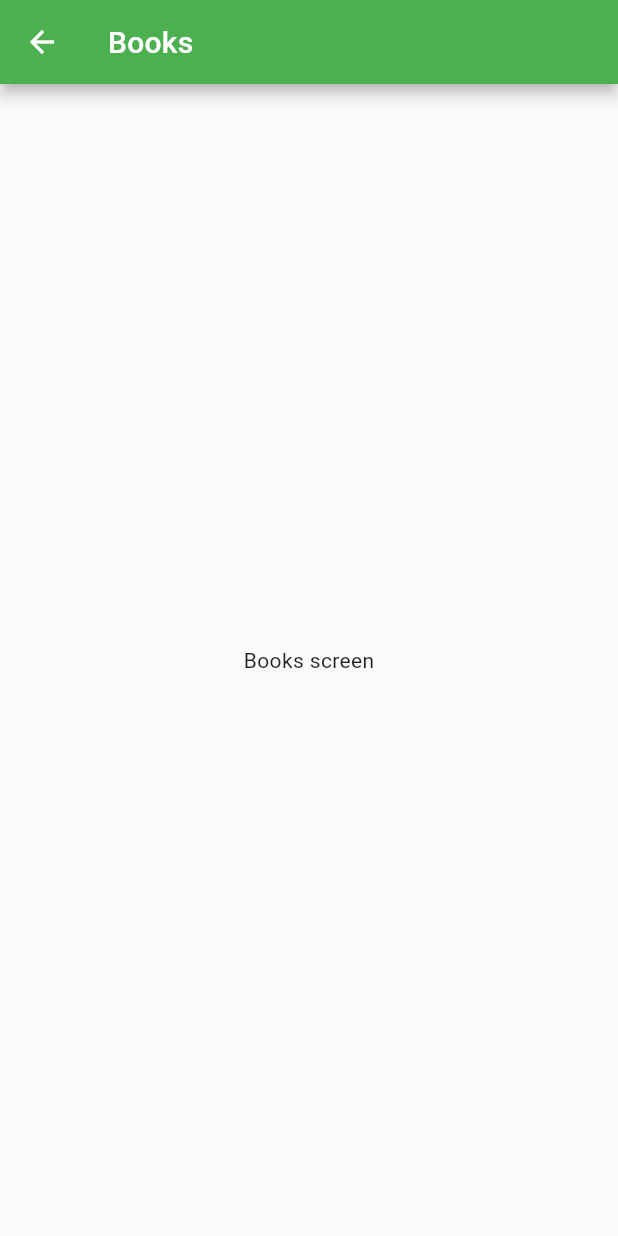
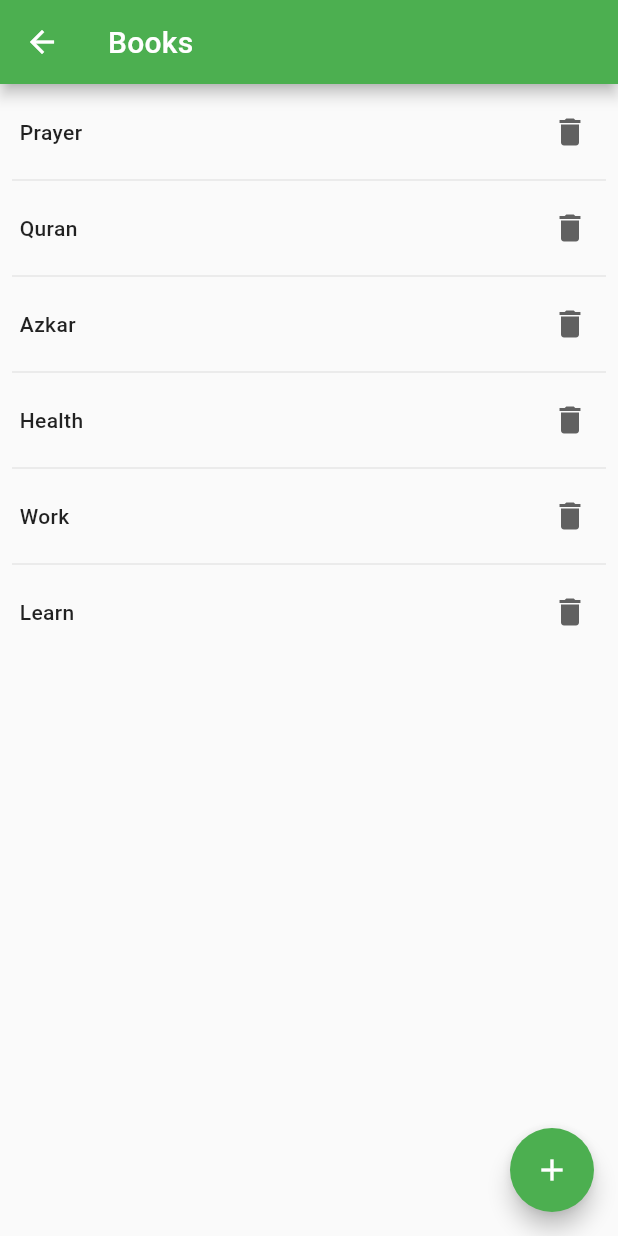
Before and after one commit to MohamedHana/mawquot, a Flutter app: the BooksScreen screen opened by its route, on a phone screen of 412 x 824 dp. Run offline on Flutter 3.47's test engine with Material 2 defaults, Android fonts, the light colour scheme and no system bars; our stand-ins replace splashscreen.

Commit message:
Designed books screen

```diff
--- /dev/null
+++ b/app/mawquot/lib/models/book_type.dart
@@ -0,0 +1,11 @@
+class BookType {
+  // Attributes
+  late int id;
+  late String name;
+
+  // Methods
+  BookType({
+    required this.id,
+    required this.name,
+  });
+}
--- a/app/mawquot/lib/views/screens/books/index.dart
+++ b/app/mawquot/lib/views/screens/books/index.dart
@@ -2,7 +2,12 @@
 import 'package:flutter/material.dart';
 import 'package:flutter/cupertino.dart';
 
-// Constants
+// Models
+import 'package:mawquot/models/book_type.dart';
+
+// Widgets
+import 'package:mawquot/views/screens/books/widgets/list_item.dart';
+import 'package:mawquot/views/screens/books/widgets/add_dialog.dart';
 
 class BooksScreen extends StatefulWidget {
   const BooksScreen({Key? key}) : super(key: key);
@@ -12,6 +17,15 @@ class BooksScreen extends StatefulWidget {
 }
 
 class _BooksScreenState extends State<BooksScreen> {
+  final List<BookType> items = [
+    BookType(id:1, name:'Prayer'),
+    BookType(id:2, name:'Quran'),
+    BookType(id:3, name:'Azkar'),
+    BookType(id:4, name:'Health'),
+    BookType(id:5, name:'Work'),
+    BookType(id:6, name:'Learn'),
+  ];
+
   @override
   void initState() {
     super.initState();
@@ -23,10 +37,24 @@ class _BooksScreenState extends State<BooksScreen> {
       appBar: AppBar(
         title: const Text("Books"),
       ),
-      body: const Center(
-        child: Text(
-          'Books screen',
-        ),
+      body: ListView.separated(
+        padding: const EdgeInsets.fromLTRB(8, 8, 8, 80),
+        itemCount: items.length,
+        itemBuilder: (BuildContext context, int index) {
+          return ListItem(item: items[index]);
+        },
+        separatorBuilder: (BuildContext context, int index) => const Divider(),
+      ),
+      floatingActionButton: FloatingActionButton(
+        onPressed: () {
+          showDialog(
+            context: context,
+            builder: (BuildContext context) {
+              return const AddDialog();
+            }
+          );
+        },
+        child: const Icon(Icons.add),
       ),
     );
   }
--- /dev/null
+++ b/app/mawquot/lib/views/screens/books/widgets/action_buttons.dart
@@ -0,0 +1,46 @@
+// Packages
+import 'package:flutter/material.dart';
+import 'package:flutter/cupertino.dart';
+
+// Widgets
+import 'package:mawquot/views/screens/books/widgets/delete_dialog.dart';
+
+// Models
+import 'package:mawquot/models/book_type.dart';
+
+class ActionButtons extends StatefulWidget {
+  final BookType item;
+
+  const ActionButtons({
+    Key? key,
+    required this.item,
+  }) : super(key: key);
+
+  @override
+  _ActionButtonsState createState() => _ActionButtonsState();
+}
+
+class _ActionButtonsState extends State<ActionButtons> {
+  @override
+  Widget build(BuildContext context) {
+    return Row(
+      children: <Widget>[
+        IconButton(
+          icon: Icon(
+            Icons.delete,
+            color: Colors.grey[700],
+          ),
+          splashRadius: 20,
+          onPressed: () {
+            showDialog(
+              context: context,
+              builder: (BuildContext context) {
+                return const DeleteDialog();
+              }
+            );
+          },
+        ),
+      ],
+    );
+  }
+}
--- /dev/null
+++ b/app/mawquot/lib/views/screens/books/widgets/list_item.dart
@@ -0,0 +1,35 @@
+// Packages
+import 'package:flutter/material.dart';
+import 'package:flutter/cupertino.dart';
+
+// Widgets
+import 'package:mawquot/views/screens/books/widgets/action_buttons.dart';
+
+// Models
+import 'package:mawquot/models/book_type.dart';
+
+class ListItem extends StatelessWidget {
+  final BookType item;
+
+  const ListItem({
+    Key? key,
+    required this.item,
+  }) : super(key: key);
+
+  @override
+  Widget build(BuildContext context) {
+    return Container(
+      child: Row(
+        mainAxisAlignment: MainAxisAlignment.spaceBetween,
+        children: <Widget>[
+          Text(
+            item.name,
+            style: const TextStyle(fontWeight: FontWeight.w500),
+          ),
+          ActionButtons(item: item),
+        ],
+      ),
+      padding: const EdgeInsets.only(left: 5.0),
+    );
+  }
+}
```
Also changed, not shown: app/mawquot/lib/views/screens/books/widgets/add_dialog.dart (added, +41 -0 lines), app/mawquot/lib/views/screens/books/widgets/delete_dialog.dart (added, +33 -0 lines).
